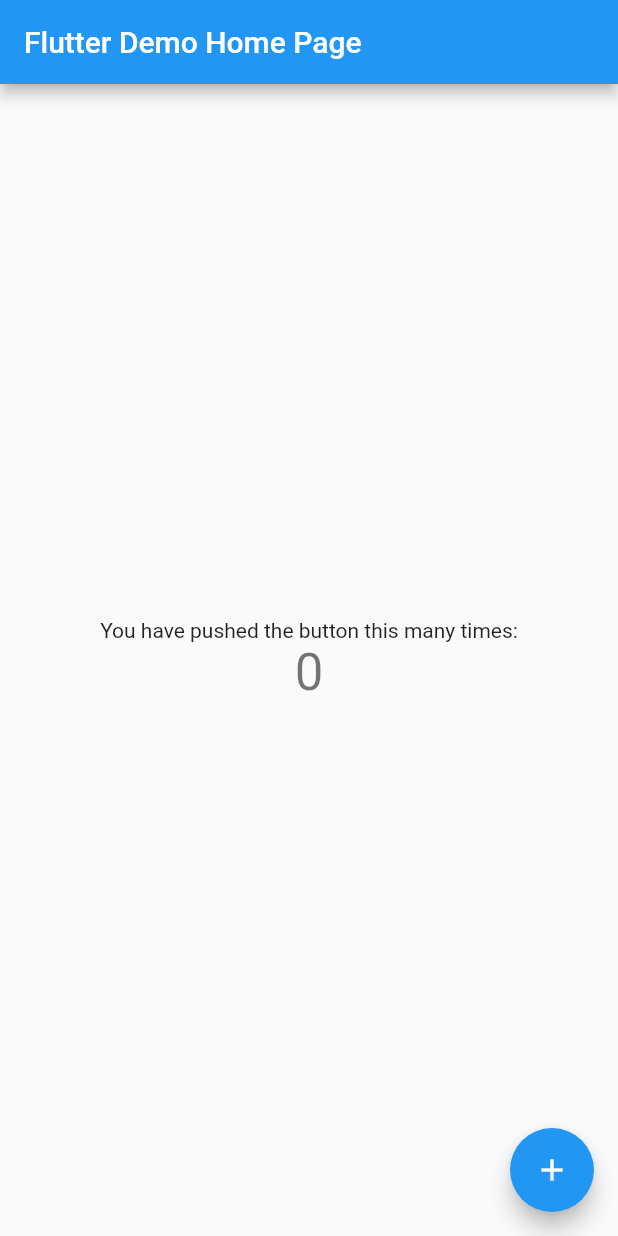
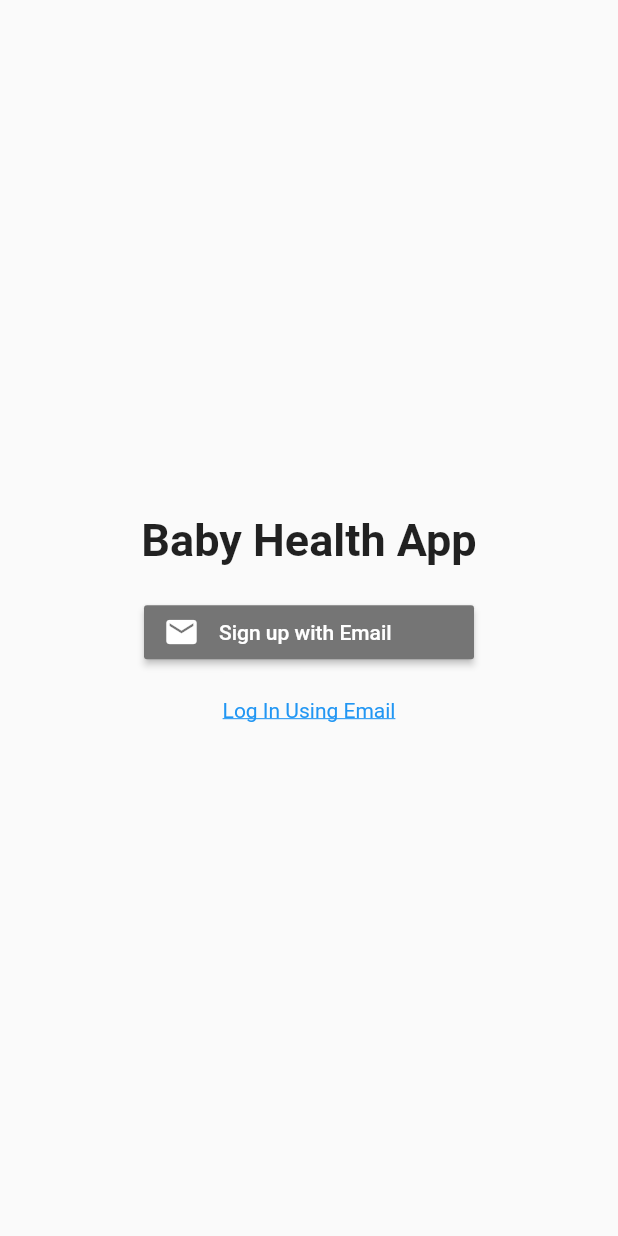
Before and after one commit to kwu6gsu/csc4360-group-project, a Flutter app: the screen it shows after launch, on a phone screen of 412 x 824 dp. Run offline on Flutter 3.47's test engine with Material 2 defaults, Android fonts, the light colour scheme and no system bars; our stand-ins replace cloud_firestore, firebase_auth, firebase_core, flutter_signin_button; accounts and stored records are empty.

Commit message:
added email login and signup

```diff
--- a/lib/main.dart
+++ b/lib/main.dart
@@ -1,115 +1,34 @@
+import 'package:firebase_auth/firebase_auth.dart';
+import 'package:firebase_core/firebase_core.dart';
 import 'package:flutter/material.dart';
 
-void main() {
-  runApp(const MyApp());
+import 'home.dart';
+import 'signup.dart';
+
+void main() async {
+  WidgetsFlutterBinding.ensureInitialized();
+  await Firebase.initializeApp();
+  runApp(MyApp());
 }
 
 class MyApp extends StatelessWidget {
-  const MyApp({Key? key}) : super(key: key);
-
-  // This widget is the root of your application.
   @override
   Widget build(BuildContext context) {
     return MaterialApp(
-      title: 'Flutter Demo',
-      theme: ThemeData(
-        // This is the theme of your application.
-        //
-        // Try running your application with "flutter run". You'll see the
-        // application has a blue toolbar. Then, without quitting the app, try
-        // changing the primarySwatch below to Colors.green and then invoke
-        // "hot reload" (press "r" in the console where you ran "flutter run",
-        // or simply save your changes to "hot reload" in a Flutter IDE).
-        // Notice that the counter didn't reset back to zero; the application
-        // is not restarted.
-        primarySwatch: Colors.blue,
-      ),
-      home: const MyHomePage(title: 'Flutter Demo Home Page'),
+      debugShowCheckedModeBanner: false,
+      title: 'Baby Health App',
+      home: IntroScreen(),
     );
   }
 }
 
-class MyHomePage extends StatefulWidget {
-  const MyHomePage({Key? key, required this.title}) : super(key: key);
-
-  // This widget is the home page of your application. It is stateful, meaning
-  // that it has a State object (defined below) that contains fields that affect
-  // how it looks.
-
-  // This class is the configuration for the state. It holds the values (in this
-  // case the title) provided by the parent (in this case the App widget) and
-  // used by the build method of the State. Fields in a Widget subclass are
-  // always marked "final".
-
-  final String title;
-
-  @override
-  State<MyHomePage> createState() => _MyHomePageState();
-}
-
-class _MyHomePageState extends State<MyHomePage> {
-  int _counter = 0;
-
-  void _incrementCounter() {
-    setState(() {
-      // This call to setState tells the Flutter framework that something has
-      // changed in this State, which causes it to rerun the build method below
-      // so that the display can reflect the updated values. If we changed
-      // _counter without calling setState(), then the build method would not be
-      // called again, and so nothing would appear to happen.
-      _counter++;
-    });
-  }
-
+class IntroScreen extends StatelessWidget {
   @override
   Widget build(BuildContext context) {
-    // This method is rerun every time setState is called, for instance as done
-    // by the _incrementCounter method above.
-    //
-    // The Flutter framework has been optimized to make rerunning build methods
-    // fast, so that you can just rebuild anything that needs updating rather
-    // than having to individually change instances of widgets.
-    return Scaffold(
-      appBar: AppBar(
-        // Here we take the value from the MyHomePage object that was created by
-        // the App.build method, and use it to set our appbar title.
-        title: Text(widget.title),
-      ),
-      body: Center(
-        // Center is a layout widget. It takes a single child and positions it
-        // in the middle of the parent.
-        child: Column(
-          // Column is also a layout widget. It takes a list of children and
-          // arranges them vertically. By default, it sizes itself to fit its
-          // children horizontally, and tries to be as tall as its parent.
-          //
-          // Invoke "debug painting" (press "p" in the console, choose the
-          // "Toggle Debug Paint" action from the Flutter Inspector in Android
-          // Studio, or the "Toggle Debug Paint" command in Visual Studio Code)
-          // to see the wireframe for each widget.
-          //
-          // Column has various properties to control how it sizes itself and
-          // how it positions its children. Here we use mainAxisAlignment to
-          // center the children vertically; the main axis here is the vertical
-          // axis because Columns are vertical (the cross axis would be
-          // horizontal).
-          mainAxisAlignment: MainAxisAlignment.center,
-          children: <Widget>[
-            const Text(
-              'You have pushed the button this many times:',
-            ),
-            Text(
-              '$_counter',
-              style: Theme.of(context).textTheme.headline4,
-            ),
-          ],
-        ),
-      ),
-      floatingActionButton: FloatingActionButton(
-        onPressed: _incrementCounter,
-        tooltip: 'Increment',
-        child: const Icon(Icons.add),
-      ), // This trailing comma makes auto-formatting nicer for build methods.
-    );
+    User? result = FirebaseAuth.instance.currentUser;
+    if (result != null) {
+      return Home(uid: result.uid);
+    }
+    return SignUp();
   }
 }
--- /dev/null
+++ b/lib/signup.dart
@@ -0,0 +1,51 @@
+import 'package:flutter/material.dart';
+import 'package:flutter_signin_button/flutter_signin_button.dart';
+
+import 'email_login.dart';
+import 'email_signup.dart';
+
+class SignUp extends StatelessWidget {
+  @override
+  Widget build(BuildContext context) {
+    return Scaffold(
+        body: Center(
+      child: Column(
+          mainAxisAlignment: MainAxisAlignment.center,
+          children: <Widget>[
+            Padding(
+              padding: EdgeInsets.all(10.0),
+              child: Text("Baby Health App",
+                  style: TextStyle(
+                      fontWeight: FontWeight.bold,
+                      fontSize: 30,
+                      fontFamily: 'Roboto')),
+            ),
+            Padding(
+                padding: EdgeInsets.all(10.0),
+                child: SignInButton(
+                  Buttons.Email,
+                  text: "Sign up with Email",
+                  onPressed: () {
+                    Navigator.push(
+                      context,
+                      MaterialPageRoute(builder: (context) => EmailSignUp()),
+                    );
+                  },
+                )),
+            Padding(
+                padding: EdgeInsets.all(10.0),
+                child: GestureDetector(
+                    child: Text("Log In Using Email",
+                        style: TextStyle(
+                            decoration: TextDecoration.underline,
+                            color: Colors.blue)),
+                    onTap: () {
+                      Navigator.push(
+                        context,
+                        MaterialPageRoute(builder: (context) => EmailLogIn()),
+                      );
+                    }))
+          ]),
+    ));
+  }
+}
```
Also changed, not shown: lib/email_login.dart (added, +119 -0 lines), lib/email_signup.dart (added, +199 -0 lines), lib/home.dart (added, +48 -0 lines).
